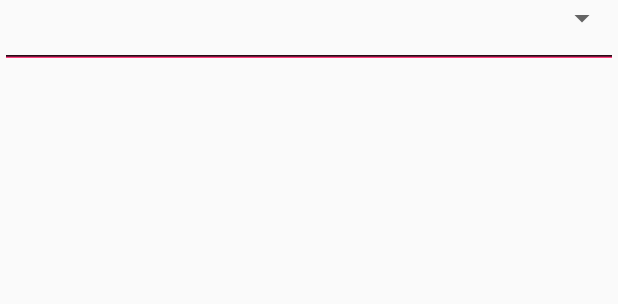
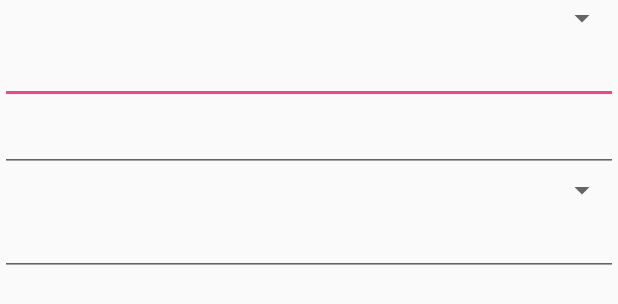
Before and after one commit to akhilerm/easyDialer, an Android app: the layout content_main.xml on its own in the app's theme, with its tools: preview values and no code run, on a phone screen of 412 x 824 dp. Shown: the top 304 px of the screen. Run offline under Robolectric (Android 15) with nearby library versions, the phone set to English and light mode, and no system bars.

```diff
--- a/app/src/main/res/layout/content_main.xml
+++ b/app/src/main/res/layout/content_main.xml
@@ -7,23 +7,39 @@
     app:layout_behavior="@string/appbar_scrolling_view_behavior"
     tools:context="com.akhilerm.easydialer.MainActivity"
     tools:showIn="@layout/activity_main">
+<LinearLayout
+    android:layout_width="match_parent"
+    android:layout_height="match_parent"
+    android:orientation="vertical">
 
+    <Spinner
+        android:id="@+id/card"
+        android:layout_width="match_parent"
+        android:layout_height="wrap_content"
+        />
     <EditText
         android:layout_width="match_parent"
         android:layout_height="wrap_content"
         android:id="@+id/DialerNumber"
         android:inputType="number"/>
+
     <EditText
+        android:id="@+id/PINNumber"
         android:layout_width="match_parent"
         android:layout_height="wrap_content"
-        android:id="@+id/PINNumber"
-        android:inputType="number"/>
+        android:inputType="number"
+        />
+
     <Spinner
+        android:id="@+id/Language"
         android:layout_width="match_parent"
         android:layout_height="wrap_content"
-        android:id="@+id/Language"/>
+        />
+
     <EditText
+        android:id="@+id/Countries"
         android:layout_width="match_parent"
         android:layout_height="wrap_content"
-        android:id="@+id/Countries"/>
+        />
+</LinearLayout>
 </android.support.constraint.ConstraintLayout>
```
Also changed, not shown: app/src/main/java/com/akhilerm/easydialer/MainActivity.java (+15 -0 lines).
